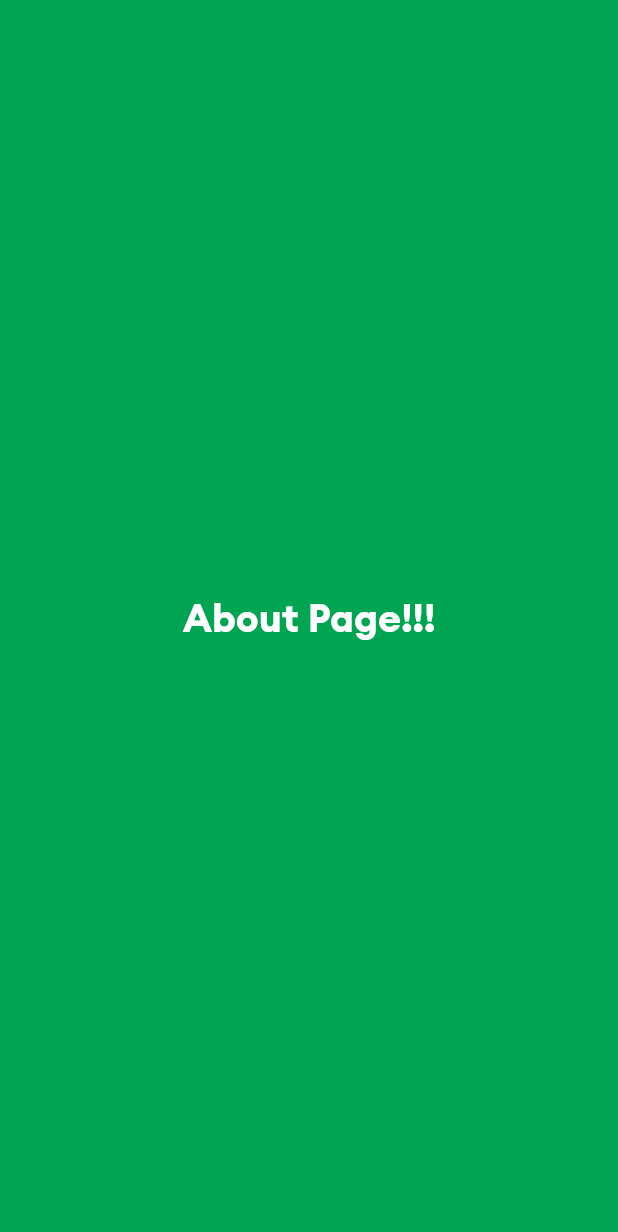
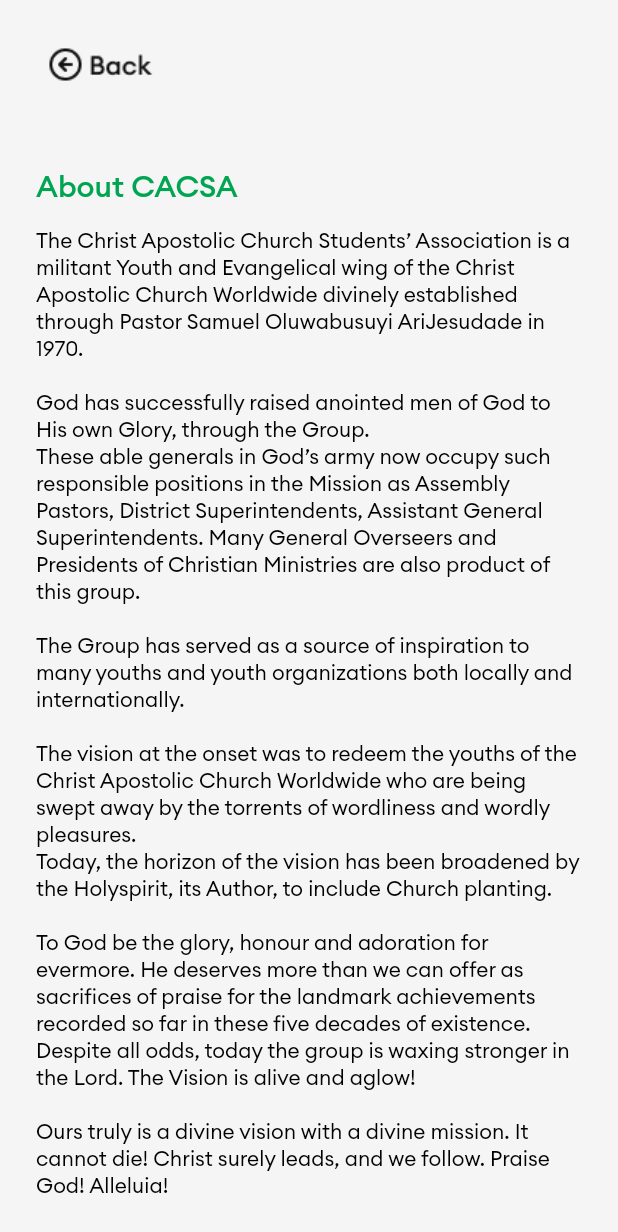
Before and after one commit to YemiKrist/Devotion, a Flutter app: the About screen opened by its route, on a phone screen of 412 x 824 dp. Shown: the top 1232 px of the screen. Run offline on Flutter 3.47's test engine with Material 2 defaults, Android fonts, the light colour scheme and no system bars; our stand-ins replace cloud_firestore, firebase_auth, firebase_core, get; accounts and stored records are empty.

Commit message:
Sign In, Sing UP, and about page done

```diff
--- /dev/null
+++ b/lib/constants/about.dart
@@ -0,0 +1,19 @@
+class AboutData {
+  static String getAbout() {
+    return '''The Christ Apostolic Church Students’ Association is a militant Youth and Evangelical wing of the Christ Apostolic Church Worldwide divinely established through Pastor Samuel Oluwabusuyi AriJesudade in 1970.
+
+God has successfully raised anointed men of God to His own Glory, through the Group.
+These able generals in God’s army now occupy such responsible positions in the Mission as Assembly Pastors, District Superintendents, Assistant General Superintendents. Many General Overseers and Presidents of Christian Ministries are also product of this group.
+
+The Group has served as a source of inspiration to many youths and youth organizations both locally and internationally.
+
+The vision at the onset was to redeem the youths of the Christ Apostolic Church Worldwide who are being swept away by the torrents of wordliness and wordly pleasures.
+Today, the horizon of the vision has been broadened by the Holyspirit, its Author, to include Church planting.
+
+To God be the glory, honour and adoration for evermore. He deserves more than we can offer as sacrifices of praise for the landmark achievements recorded so far in these five decades of existence.
+Despite all odds, today the group is waxing stronger in the Lord. The Vision is alive and aglow!
+
+Ours truly is a divine vision with a divine mission. It cannot die! Christ surely leads, and we follow. Praise God! Alleluia!
+''';
+  }
+}
--- a/lib/main.dart
+++ b/lib/main.dart
@@ -1,5 +1,6 @@
 import 'dart:ui';
 import 'package:cacsa/routes/routes.dart';
+import 'package:cacsa/screens/auth/auth_binding.dart';
 import 'package:cacsa/screens/welcome_page.dart';
 import 'package:cacsa/utils/text-theme.dart';
 import 'package:firebase_core/firebase_core.dart';
@@ -9,6 +10,7 @@
 void main() async {
   WidgetsFlutterBinding.ensureInitialized();
   await Firebase.initializeApp();
+
   runApp(const MyApp());
 }
 
@@ -26,6 +28,7 @@
           primarySwatch: Colors.blue,
           textTheme: screenWidth < 500 ? TEXT_THEME_SMALL : TEXT_THEME_DEFAULT,
           fontFamily: "Euclid-Regular"),
+      initialBinding: AuthBinding(),
       initialRoute: Pages.SPLASHSCREEN,
       home: WelcomePage(),
       getPages: Pages.routes,
--- a/lib/routes/routes.dart
+++ b/lib/routes/routes.dart
@@ -6,7 +6,6 @@
 import 'package:cacsa/screens/auth/signUp_view.dart';
 import 'package:cacsa/screens/auth/success_view.dart';
 import 'package:cacsa/screens/branches/branches.dart';
-import 'package:cacsa/screens/day_walk.dart';
 import 'package:cacsa/screens/events/upcoming_events.dart';
 import 'package:cacsa/screens/give/give.dart';
 import 'package:cacsa/screens/manuals/manuals.dart';
@@ -40,7 +39,7 @@
     GetPage(
       name: SPLASHSCREEN,
       page: () => const SplashScreen(),
-      binding: SplashBinding(),
+      binding: AuthBinding(),
     ),
     GetPage(
       name: Routes.MAIN_PAGE,
@@ -60,7 +59,10 @@
     GetPage(name: Routes.SUPPORT, page: () => const Support()),
     GetPage(
         name: Routes.LOGIN, page: () => const Login(), binding: AuthBinding()),
-    GetPage(name: Routes.SIGNUP, page: () => const SignUp()),
+    GetPage(
+        name: Routes.SIGNUP,
+        page: () => const SignUp(),
+        binding: AuthBinding()),
     GetPage(name: Routes.SUCCESS, page: () => const Success()),
     GetPage(name: Routes.REFERAL, page: () => const Refral()),
     // GetPage(
--- a/lib/screens/about/about.dart
+++ b/lib/screens/about/about.dart
@@ -1,4 +1,7 @@
+import 'package:cacsa/commons/appbar.dart';
+import 'package:cacsa/constants/about.dart';
 import 'package:cacsa/utils/colors.dart';
+import 'package:cacsa/utils/widget_functions.dart';
 import 'package:flutter/material.dart';
 
 class About extends StatelessWidget {
@@ -7,16 +10,39 @@
   @override
   Widget build(BuildContext context) {
     final ThemeData themeData = Theme.of(context);
+    String about = AboutData.getAbout();
     return Scaffold(
-        backgroundColor: primaryBgColor,
+        backgroundColor: splashBackgroundColor,
         body: SafeArea(
-            child: Container(
-          margin: const EdgeInsets.symmetric(horizontal: 24),
-          child: Center(
-              child: Text(
-            "About Page!!!",
-            style: themeData.textTheme.headline1,
-          )),
-        )));
+          child: Container(
+            margin: const EdgeInsets.symmetric(horizontal: 24),
+            //  margin: const EdgeInsets.symmetric(),
+            child: Column(
+              crossAxisAlignment: CrossAxisAlignment.start,
+              children: [
+                const MyAppBar(),
+                addVerticalSpace(25),
+                const Text(
+                  'About CACSA',
+                  style: TextStyle(
+                      color: textColorGreen,
+                      fontWeight: FontWeight.w500,
+                      fontSize: 20,
+                      fontFamily: 'Euclid-Medium'),
+                ),
+                addVerticalSpace(15),
+                Expanded(
+                    flex: 2,
+                    child: SingleChildScrollView(
+                      scrollDirection: Axis.vertical,
+                      child: Text(
+                        about,
+                        style: themeData.textTheme.bodyText1,
+                      ),
+                    ))
+              ],
+            ),
+          ),
+        ));
   }
 }
--- a/pubspec.yaml
+++ b/pubspec.yaml
@@ -37,6 +37,7 @@
   flutter_native_splash: ^2.2.3+1
   firebase_core: ^1.20.0
   firebase_auth: ^3.5.1
+  cloud_firestore: ^3.4.2
 
 flutter_native_splash:
   color: "#F5F5F5"
```
Also changed, not shown: lib/screens/auth/auth_controller.dart (+36 -3 lines), lib/screens/auth/signUp_view.dart (+36 -10 lines), assets/thinkTech.png (added), pubspec.lock, 2 other files.
